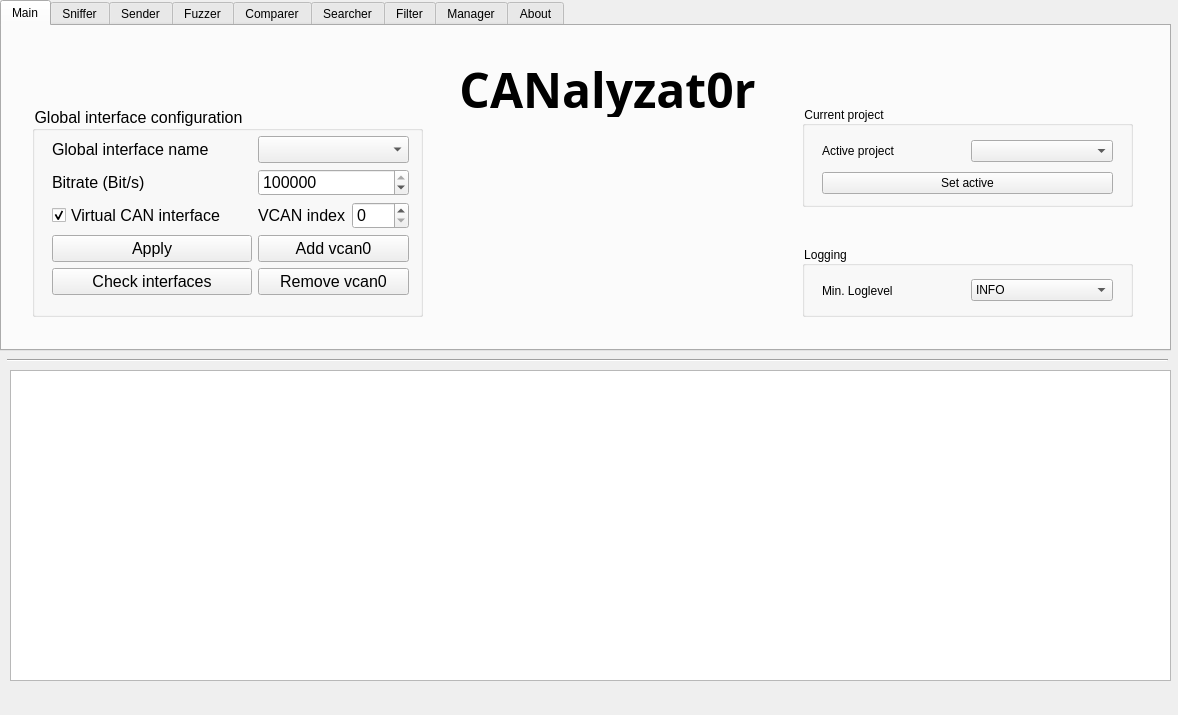
The window that src/ui/mainWindow.ui (schutzwerk/CANalyzat0r) describes before a commit, drawn with Qt 5.
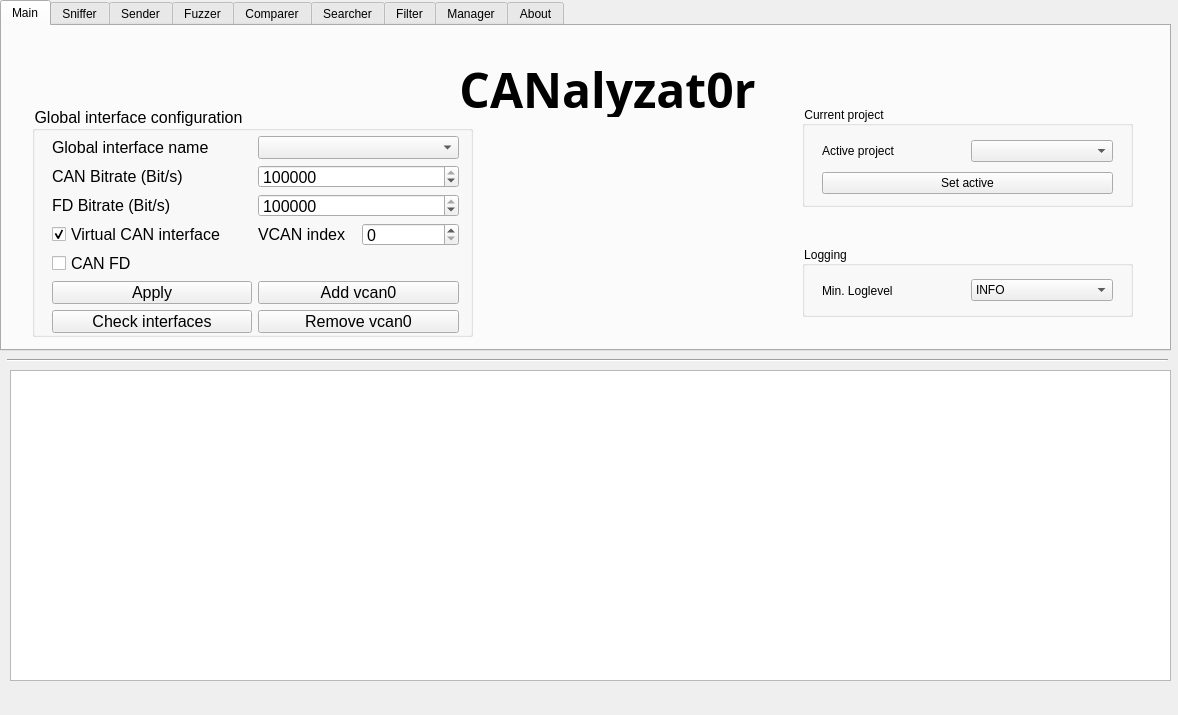
The same window after the commit. Icons and pictures are not drawn.

Diff of the .ui file:
```diff
--- a/src/ui/mainWindow.ui
+++ b/src/ui/mainWindow.ui
@@ -113,8 +113,8 @@
        <rect>
         <x>30</x>
         <y>80</y>
-        <width>391</width>
-        <height>211</height>
+        <width>441</width>
+        <height>231</height>
        </rect>
       </property>
       <property name="font">
@@ -134,12 +134,12 @@
         <rect>
          <x>20</x>
          <y>30</y>
-         <width>357</width>
-         <height>163</height>
+         <width>407</width>
+         <height>197</height>
         </rect>
        </property>
        <layout class="QGridLayout" name="gridLayoutMainIfaceConfig">
-        <item row="5" column="2" colspan="2">
+        <item row="6" column="2" colspan="2">
          <widget class="QPushButton" name="buttonVCANRemove">
           <property name="text">
            <string>Remove vcan0</string>
@@ -162,21 +162,14 @@
           </property>
          </widget>
         </item>
-        <item row="5" column="0">
+        <item row="6" column="0">
          <widget class="QPushButton" name="buttonReadInterfaces">
           <property name="text">
            <string>Check interfaces</string>
           </property>
          </widget>
         </item>
-        <item row="1" column="0">
-         <widget class="QLabel" name="labelRate">
-          <property name="text">
-           <string>Bitrate (Bit/s)</string>
-          </property>
-         </widget>
-        </item>
-        <item row="4" column="0">
+        <item row="5" column="0">
          <widget class="QPushButton" name="buttonApplyInterface">
           <property name="text">
            <string>Apply</string>
@@ -208,7 +201,7 @@
           </property>
          </widget>
         </item>
-        <item row="4" column="2" colspan="2">
+        <item row="5" column="2" colspan="2">
          <widget class="QPushButton" name="buttonVCANAdd">
           <property name="text">
            <string>Add vcan0</string>
@@ -241,6 +234,52 @@
           </property>
          </widget>
         </item>
+        <item row="4" column="0">
+         <widget class="QCheckBox" name="checkBoxMainUseFD">
+          <property name="minimumSize">
+           <size>
+            <width>200</width>
+            <height>0</height>
+           </size>
+          </property>
+          <property name="text">
+           <string>CAN FD</string>
+          </property>
+          <property name="checked">
+           <bool>false</bool>
+          </property>
+         </widget>
+        </item>
+        <item row="1" column="0">
+         <widget class="QLabel" name="labelRate">
+          <property name="text">
+           <string>CAN Bitrate (Bit/s)</string>
+          </property>
+         </widget>
+        </item>
+        <item row="2" column="0">
+         <widget class="QLabel" name="labelFDRate">
+          <property name="text">
+           <string>FD Bitrate (Bit/s)</string>
+          </property>
+         </widget>
+        </item>
+        <item row="2" column="2" colspan="2">
+         <widget class="QSpinBox" name="spinBoxFDBitrate">
+          <property name="minimum">
+           <number>1</number>
+          </property>
+          <property name="maximum">
+           <number>9000000</number>
+          </property>
+          <property name="singleStep">
+           <number>1000000</number>
+          </property>
+          <property name="value">
+           <number>2000000</number>
+          </property>
+         </widget>
+        </item>
        </layout>
       </widget>
      </widget>
```
Left out of the diff: 88 changed lines with no effect on the pictures.
